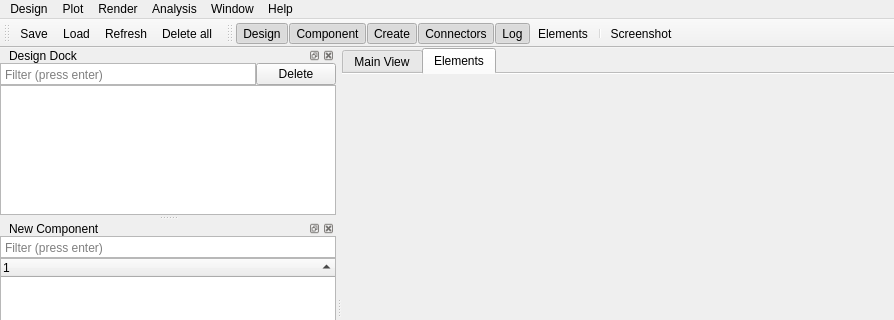
Before: the Qt Designer form qiskit_metal/_gui/main_window_ui.ui in qiskit-community/qiskit-metal, drawn with Qt 5; both pictures show x 0 to 894 and y 0 to 320 of the 1177 by 800 pixel window.
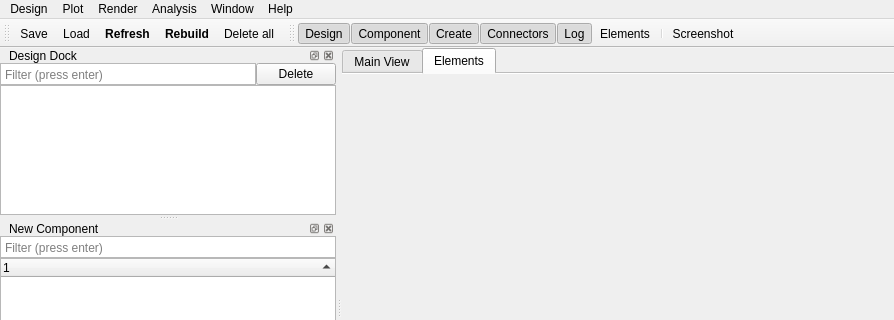
After: the same form once the commit is applied. Icons and pictures are not drawn. Custom widgets are drawn as their Qt base class.

Commit message: Added rebuild toolbar button

The edit to the form file:
```diff
--- a/qiskit_metal/_gui/main_window_ui.ui
+++ b/qiskit_metal/_gui/main_window_ui.ui
@@ -297,6 +297,12 @@
   </widget>
   <widget class="QStatusBar" name="statusbar"/>
   <widget class="QToolBar" name="toolBarDesign">
+   <property name="font">
+    <font>
+     <weight>50</weight>
+     <bold>false</bold>
+    </font>
+   </property>
    <property name="windowTitle">
     <string>toolBar</string>
    </property>
@@ -327,6 +333,7 @@
    <addaction name="actionSave"/>
    <addaction name="actionLoad"/>
    <addaction name="action_full_refresh"/>
+   <addaction name="actionRebuild"/>
    <addaction name="actionDelete_All"/>
   </widget>
   <widget class="QToolBar" name="toolBarView">
@@ -1064,10 +1071,40 @@
    <property name="toolTip">
     <string>Force a full refresh of all plots and widgets</string>
    </property>
+   <property name="font">
+    <font>
+     <weight>75</weight>
+     <bold>true</bold>
+    </font>
+   </property>
    <property name="shortcut">
     <string>Meta+R</string>
    </property>
   </action>
+  <action name="actionRebuild">
+   <property name="icon">
+    <iconset resource="main_window_rc.qrc">
+     <normaloff>:/rebuild</normaloff>:/rebuild</iconset>
+   </property>
+   <property name="text">
+    <string>Rebuild</string>
+   </property>
+   <property name="toolTip">
+    <string>Force rebuild all components</string>
+   </property>
+   <property name="statusTip">
+    <string>Force rebuild all components</string>
+   </property>
+   <property name="whatsThis">
+    <string>Force rebuild all components</string>
+   </property>
+   <property name="font">
+    <font>
+     <weight>75</weight>
+     <bold>true</bold>
+    </font>
+   </property>
+  </action>
  </widget>
  <customwidgets>
   <customwidget>
```
Left out of the diff: 19 changed lines with no effect on the pictures. The commit also changes 8 other files.
